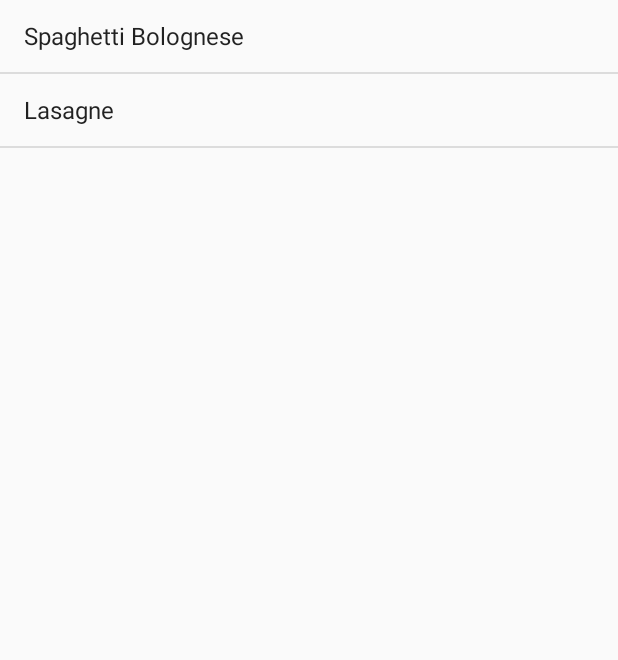
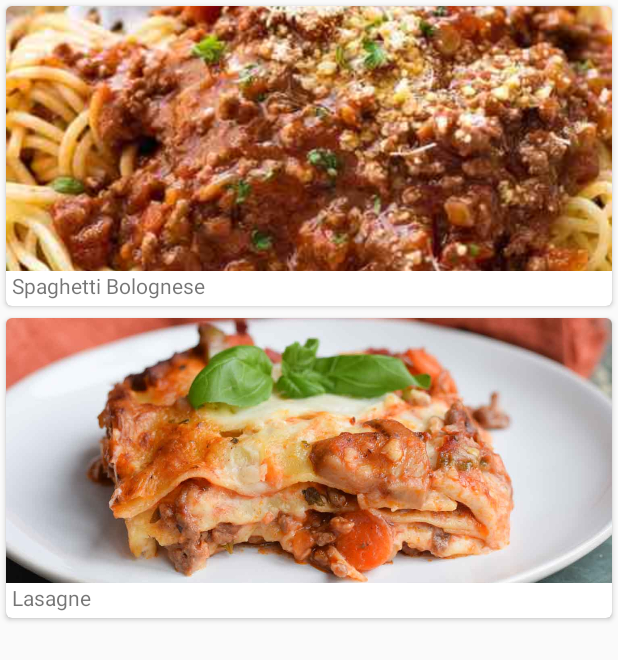
Before and after one commit to Aleksei-L/Bits_and_Pizzas, an Android app: the fragment PastaFragment shown on its own in the app's theme, on a phone screen of 412 x 824 dp. Shown: the top 660 px of the screen. Run offline under Robolectric (Android 15) with nearby library versions, the phone set to English and light mode, and no system bars.

Commit message:
Added RecyclerView for PastaFragment

```diff
--- a/app/src/main/java/com/example/bitsandpizzas/PastaFragment.kt
+++ b/app/src/main/java/com/example/bitsandpizzas/PastaFragment.kt
@@ -4,20 +4,32 @@ import android.os.Bundle
 import android.view.LayoutInflater
 import android.view.View
 import android.view.ViewGroup
-import android.widget.ArrayAdapter
-import androidx.fragment.app.ListFragment
+import androidx.fragment.app.Fragment
+import androidx.recyclerview.widget.LinearLayoutManager
+import androidx.recyclerview.widget.RecyclerView
+import com.example.bitsandpizzas.data.Pasta
 
-class PastaFragment : ListFragment() {
+class PastaFragment : Fragment() {
 	override fun onCreateView(
 		inflater: LayoutInflater, container: ViewGroup?,
 		savedInstanceState: Bundle?
-	): View? {
-		val adapter = ArrayAdapter(
-			inflater.context,
-			android.R.layout.simple_list_item_1,
-			resources.getStringArray(R.array.pasta)
-		)
-		listAdapter = adapter
-		return super.onCreateView(inflater, container, savedInstanceState)
+	): View {
+		val pastaRecycler: RecyclerView = inflater.inflate(R.layout.fragment_pasta, container, false) as RecyclerView
+
+		val pastaNames: Array<String?> = arrayOfNulls(Pasta.pastas.size)
+		for (i in pastaNames.indices)
+			pastaNames[i] = Pasta.pastas[i].getName()
+
+		val pastaImages: Array<Int?> = arrayOfNulls(Pasta.pastas.size)
+		for (i in pastaImages.indices)
+			pastaImages[i] = Pasta.pastas[i].getImageResourceId()
+
+		val adapter = CaptionedImagesAdapter(pastaNames, pastaImages)
+		pastaRecycler.adapter = adapter
+
+		val layoutManager = LinearLayoutManager(activity)
+		pastaRecycler.layoutManager = layoutManager
+
+		return pastaRecycler
 	}
 }
--- /dev/null
+++ b/app/src/main/java/com/example/bitsandpizzas/data/Pasta.kt
@@ -0,0 +1,15 @@
+package com.example.bitsandpizzas.data
+
+import com.example.bitsandpizzas.R
+
+class Pasta(private val name: String, private val imageResourceId: Int) {
+	fun getName(): String = name
+	fun getImageResourceId(): Int = imageResourceId
+
+	companion object {
+		val pastas = arrayOf<Pasta>(
+			Pasta("Spaghetti Bolognese", R.drawable.bolognese),
+			Pasta("Lasagne", R.drawable.lasagna)
+		)
+	}
+}
--- /dev/null
+++ b/app/src/main/res/layout/fragment_pasta.xml
@@ -0,0 +1,6 @@
+<?xml version="1.0" encoding="utf-8"?>
+<androidx.recyclerview.widget.RecyclerView xmlns:android="http://schemas.android.com/apk/res/android"
+    android:id="@+id/pasta_recycler"
+    android:layout_width="match_parent"
+    android:layout_height="match_parent"
+    android:scrollbars="vertical" />
```
Also changed, not shown: app/src/main/res/drawable/bolognese.jpg (added), app/src/main/res/drawable/lasagna.jpg (added).
